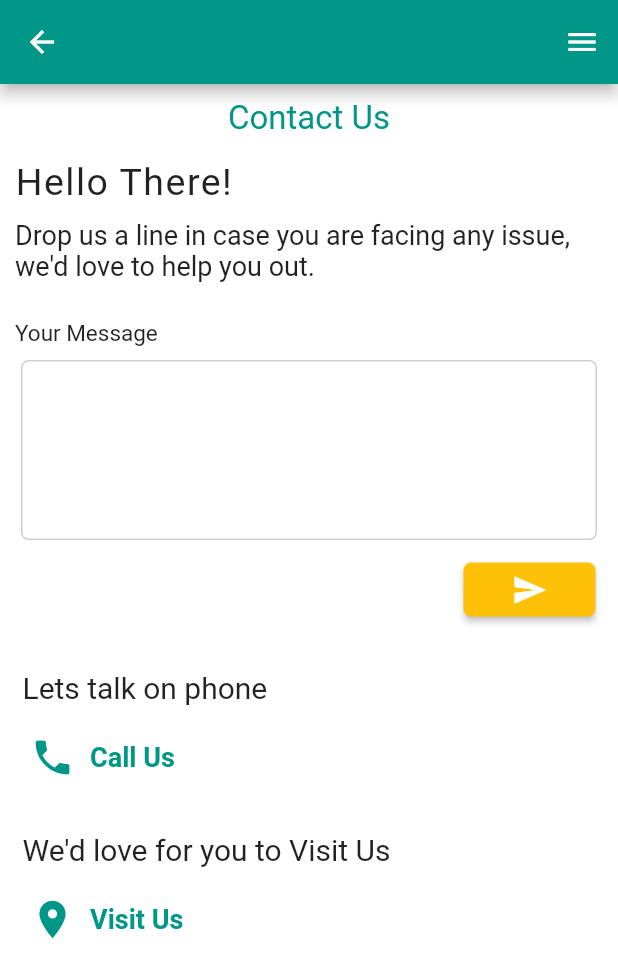
After one commit to ubitechdevelopers/ubisales_LiveReleaseVersion1.1.0new_changes1.02020-12-11_somya, a Flutter app: the ContactUs screen opened directly, on a phone screen of 412 x 824 dp. The commit adds this screen. Shown: the top 977 px of the screen. Run offline on Flutter 3.47's test engine with Material 2 defaults, Android fonts, the phone set to English and light mode, and no system bars; our stand-ins replace camera, charts_flutter, connectivity, csv, datetime_picker_formfield, dio and 11 more; missing offline and left inert: android_intent, barcode_scan, exifdart, flutter_html_view, geocoder and 2 more; accounts and stored records are empty; network calls fail; key blocks and very long unbroken strings in the code were emptied for the run.

```diff
--- /dev/null
+++ b/lib/contactUs.dart
@@ -0,0 +1,276 @@
+import 'package:flutter/material.dart';
+import 'package:flutter_html_view/flutter_html_view.dart';
+import 'package:shared_preferences/shared_preferences.dart';
+import 'drawer.dart';
+import 'home.dart';
+import 'package:Shrine/services/services.dart';
+import 'globals.dart';
+
+import 'package:url_launcher/url_launcher.dart';
+import 'package:Shrine/services/services.dart';
+import 'dart:ui';
+
+
+
+void main() => runApp(new ContactUs());
+
+class ContactUs extends StatefulWidget {
+  @override
+  _ContactUs createState() => _ContactUs();
+}
+
+class _ContactUs extends State<ContactUs> {
+  String fname="";
+  String lname="";
+  String desination="";
+  String profile="";
+  String org_name="";
+  @override
+  void initState() {
+    super.initState();
+    checkNetForOfflineMode(context);
+    appResumedPausedLogic(context);
+    initPlatformState();
+
+  }
+  // Platform messages are asynchronous, so we initialize in an async method.
+  initPlatformState() async {
+    final prefs = await SharedPreferences.getInstance();
+
+    setState(() {
+      fname = prefs.getString('fname') ?? '';
+      lname = prefs.getString('lname') ?? '';
+      desination = prefs.getString('desination') ?? '';
+      profile = prefs.getString('profile') ?? '';
+      org_name = prefs.getString('org_name') ?? '';
+      // _animatedHeight = 0.0;
+    });
+  }
+  @override
+  Widget build(BuildContext context) {
+
+    return new Scaffold(
+        backgroundColor: Colors.white,
+        appBar: new AppBar(
+          title: Row(
+            mainAxisAlignment: MainAxisAlignment.spaceBetween,
+            children: <Widget>[
+              new Text(org_name, style: new TextStyle(fontSize: 20.0)),
+            ],
+          ),
+          leading: IconButton(icon:Icon(Icons.arrow_back),onPressed:(){
+            Navigator.push(
+              context,
+              MaterialPageRoute(builder: (context) => HomePage()),
+            );
+          },),
+          backgroundColor: appcolor,
+        ),
+        endDrawer: new AppDrawer(),
+        body: userWidget()
+    );
+  }
+  openWhatsApp() async{
+
+    facebookChannel.invokeMethod("logContactEvent");
+
+    print("Language is "+window.locale.countryCode);
+    SharedPreferences prefs = await SharedPreferences.getInstance();
+    var name=prefs.getString("fname")??"";
+    var org_name= prefs.getString('org_name') ?? '';
+    String country=window.locale.countryCode;
+    var message;
+
+    message="Hello%20I%20am%20"+name+"%20from%20"+org_name+"%0AI%20need%20some%20help%20regarding%20ubiAttendance%20app";
+
+    var url;
+    if(country=="IN")
+      url = "https://wa.me/917067822132?text="+message;
+    else{
+      url = "https://wa.me/971555524131?text="+message;
+    }
+    if (await canLaunch(url)) {
+      await launch(url);
+    } else {
+      throw 'Could not launch Maps';
+    }
+  }
+  userWidget(){
+
+    return ListView(
+      children: <Widget>[
+        Container(
+          margin: const EdgeInsets.all(10.0),
+          child: Column(
+            crossAxisAlignment: CrossAxisAlignment.start,
+            children: <Widget>[
+              Center(
+                child:Text(
+                    "Contact Us",
+                    style: new TextStyle(
+                        fontSize: 22.0,
+                        color:appcolor
+                    )
+                ),
+              ),
+              SizedBox(height: 15,),
+              Text(
+                'Hello There!',
+                style: TextStyle(
+                  fontSize: 25.0,
+                  letterSpacing: 1.0,
+                ),
+              ),
+              SizedBox(height: 10,),
+              Text(
+                "Drop us a line in case you are facing any issue, we'd love to help you out.",
+                style: TextStyle(
+                  fontSize: 18.0,
+                  fontWeight: FontWeight.w400,
+                ),
+              ),
+              SizedBox(height: 25,),
+              Text(
+                "Your Message",
+                style: TextStyle(
+                  fontSize: 15.0,
+                ),
+              ),
+              SizedBox(height: 5,),
+              Card(
+                elevation: 0.0,
+                shape: RoundedRectangleBorder(
+                  borderRadius: BorderRadius.circular(5),
+                  side: BorderSide( color: Colors.grey.withOpacity(0.5), width: 1,),
+                ),
+                child: TextField(
+                  style: TextStyle(
+                    fontSize: 15.0,
+                  ),
+                  decoration: InputDecoration(
+                    border: InputBorder.none,
+                    contentPadding: const EdgeInsets.symmetric(horizontal:10,vertical: 15.0),
+                  ),
+                  maxLines: 5,
+                ),
+              ),
+              Row(
+                mainAxisAlignment: MainAxisAlignment.end,
+                children: <Widget>[
+                  Padding(
+                    padding: const EdgeInsets.all(5.0),
+                    child: RaisedButton(
+                      elevation: 2.0,
+                      highlightElevation: 5.0,
+                      highlightColor: Colors.transparent,
+                      disabledElevation: 0.0,
+                      focusColor: Colors.transparent,
+                      shape: RoundedRectangleBorder(
+                        borderRadius: BorderRadius.circular(5),
+                      ),
+                      color: Colors.amber,
+                      onPressed: (){
+
+                        openWhatsApp();
+                      },
+                      child: Icon(
+                        Icons.send,
+                        color: Colors.white,
+                      ),
+                    ),
+                  ),
+                ],
+              ),
+              SizedBox(height: 20.0,),
+              Container(
+                child: Column(
+                  crossAxisAlignment: CrossAxisAlignment.start,
+                  mainAxisAlignment: MainAxisAlignment.start,
+                  children: <Widget>[
+                    Padding(
+                      padding: const EdgeInsets.all(5.0),
+                      child: Text(
+                        'Lets talk on phone',
+                        style: TextStyle(
+                          fontSize: 20,
+                        ),
+                      ),
+                    ),
+                    SizedBox(height: 5,),
+                    InkWell(
+                      onTap: (){},
+                      child: Padding(
+                        padding: const EdgeInsets.all(10.0),
+                        child: Container(
+                          child: Row(
+                            children: <Widget>[
+                              Icon(
+                                Icons.phone,
+                                size: 30.0,
+                                color: Colors.teal,
+//                                  color: Colors.black54,
+                              ),
+                              SizedBox(width: 10.0,),
+                              Text(
+                                'Call Us',
+                                style: TextStyle(
+                                  fontWeight: FontWeight.w600,
+                                  fontSize: 18,
+                                  color: Colors.teal,
+                                ),
+                              ),
+                            ],
+                          ),
+                        ),
+                      ),
+                    ),
+                    SizedBox(height: 20.0,),
+                    Padding(
+                      padding: const EdgeInsets.all(5.0),
+                      child: Text(
+                        "We'd love for you to Visit Us ",
+                        style: TextStyle(
+                          fontSize: 20,
+                        ),
+                      ),
+                    ),
+                    SizedBox(height: 5,),
+                    InkWell(
+                      onTap: (){},
+                      child: Padding(
+                        padding: const EdgeInsets.all(10.0),
+                        child: Container(
+                          child: Row(
+                            children: <Widget>[
+                              Icon(
+                                Icons.location_on,
+                                size: 30.0,
+//                                color: Colors.black54,
+                                color: Colors.teal,
+                              ),
+                              SizedBox(width: 10.0,),
+                              Text(
+                                'Visit Us',
+                                style: TextStyle(
+                                  fontWeight: FontWeight.w600,
+                                  fontSize: 18,
+                                  color: Colors.teal,
+                                ),
+                              ),
+                            ],
+                          ),
+                        ),
+                      ),
+                    ),
+                  ],
+                ),
+              )
+            ],
+          ),
+
+
+        ),
+      ],
+    );
+  }
+}
--- a/lib/drawer.dart
+++ b/lib/drawer.dart
@@ -21,7 +21,7 @@ import 'userGuide.dart';
 import 'services/services.dart';
 import 'flexi_time.dart';
 import 'notifications.dart';
-
+import 'contactUs.dart';
 
 class AppDrawer extends StatefulWidget {
   @override
@@ -467,7 +467,6 @@ class _AppDrawerState extends State<AppDrawer> {
           ),*/
           (admin_sts=='1' && buystatus != '0')?
           new ListTile(
-
             title: Row(
               children: <Widget>[
                 Icon(Icons.help,size: 20.0),SizedBox(width: 5.0),
@@ -478,6 +477,21 @@ class _AppDrawerState extends State<AppDrawer> {
               openWhatsApp();
             },
           ):Center(),
+
+          new ListTile(
+            title: Row(
+              children: <Widget>[
+                Icon(Icons.help_outline,size: 20.0),SizedBox(width: 5.0),
+                new Text("Contact Us", style: new TextStyle(fontSize: 15.0)),
+              ],
+            ),
+            onTap: () {
+              Navigator.push(
+                context,
+                MaterialPageRoute(builder: (context) => ContactUs()),
+              );
+            },
+          ),
 
           new ListTile(
             title: Row(
--- a/lib/globals.dart
+++ b/lib/globals.dart
@@ -26,8 +26,8 @@ String path_hrm_india="https://sandbox.ubiattendance.com/index.php/Att_services/
 */
 
 
-String path="https://ubiattendance.ubihrm.com/index.php/Att_services1/";
-String path_hrm_india="https://ubiattendance.ubihrm.com/index.php/Att_services1/";
+String path="https://ubiattendance.ubihrm.com/index.php/Att_services/";
+String path_hrm_india="https://ubiattendance.ubihrm.com/index.php/Att_services/";
 
 
 //String path_hrm_india="https://ubitech.ubihrm.com/services/";
```
